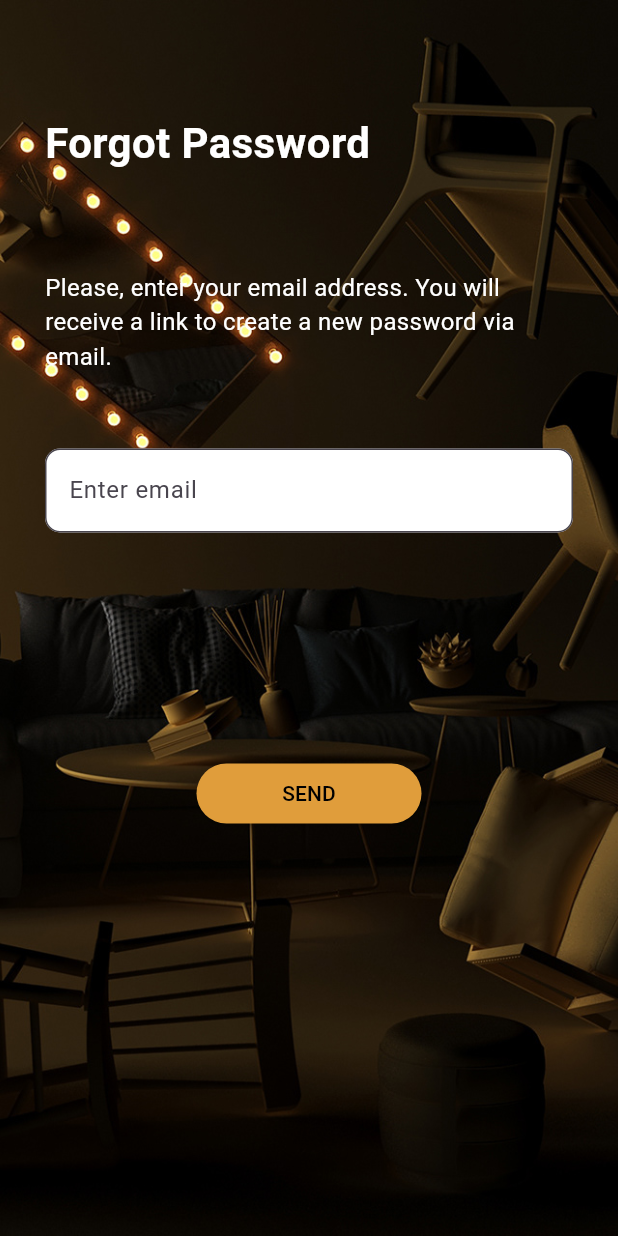
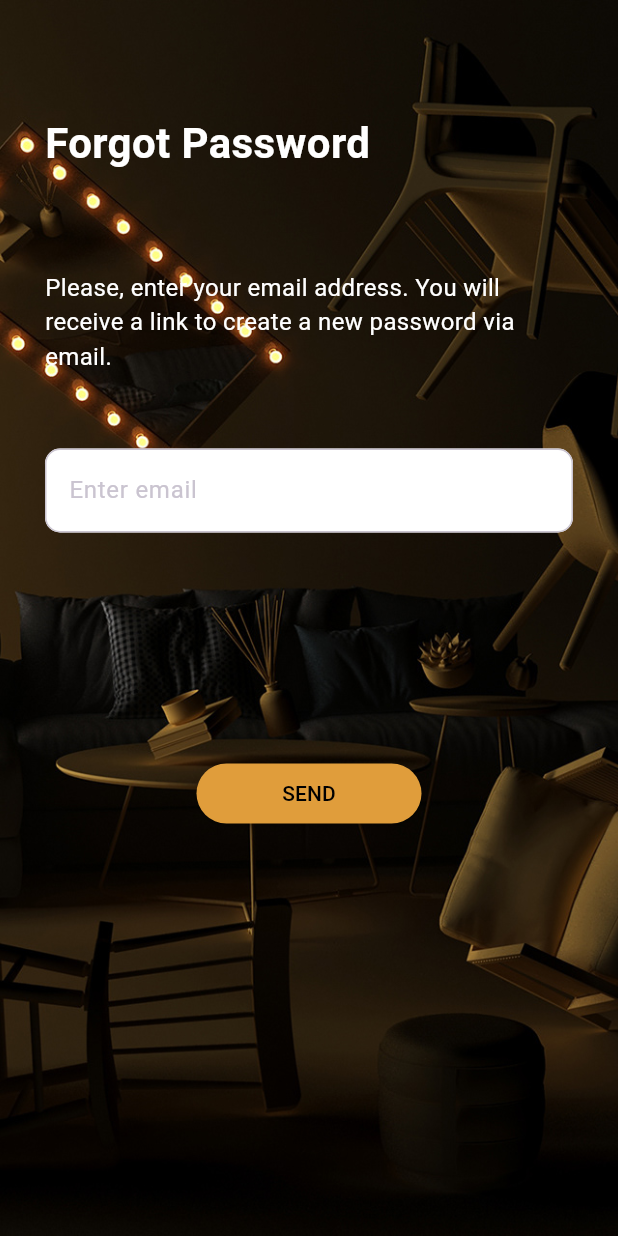
Before and after one commit to LumeoLK/Lumeo-App, a Flutter app: the screen it shows after launch, after a tap on "Forgot your password?", on a phone screen of 412 x 824 dp. Run offline on Flutter 3.47's test engine with Material 3 defaults, Android fonts, the phone set to English and light mode, and no system bars; our stand-ins replace flutter_riverpod, font_awesome_flutter, get, google_sign_in, shared_preferences.

```diff
--- a/demo/lib/main.dart
+++ b/demo/lib/main.dart
@@ -19,13 +19,14 @@
 class MyApp extends StatelessWidget {
   const MyApp({super.key});
 
+
+
   @override
   Widget build(BuildContext context) {
     return GetMaterialApp(
       title: 'Lumeo',
-      theme: ThemeData(
-        colorScheme: ColorScheme.fromSeed(seedColor: Colors.deepPurple),
-      ),
+      darkTheme: ThemeData.dark(), // Uses default dark colors
+      themeMode: ThemeMode.dark,
       home: Login(),
       debugShowCheckedModeBanner: false,
     );
```
